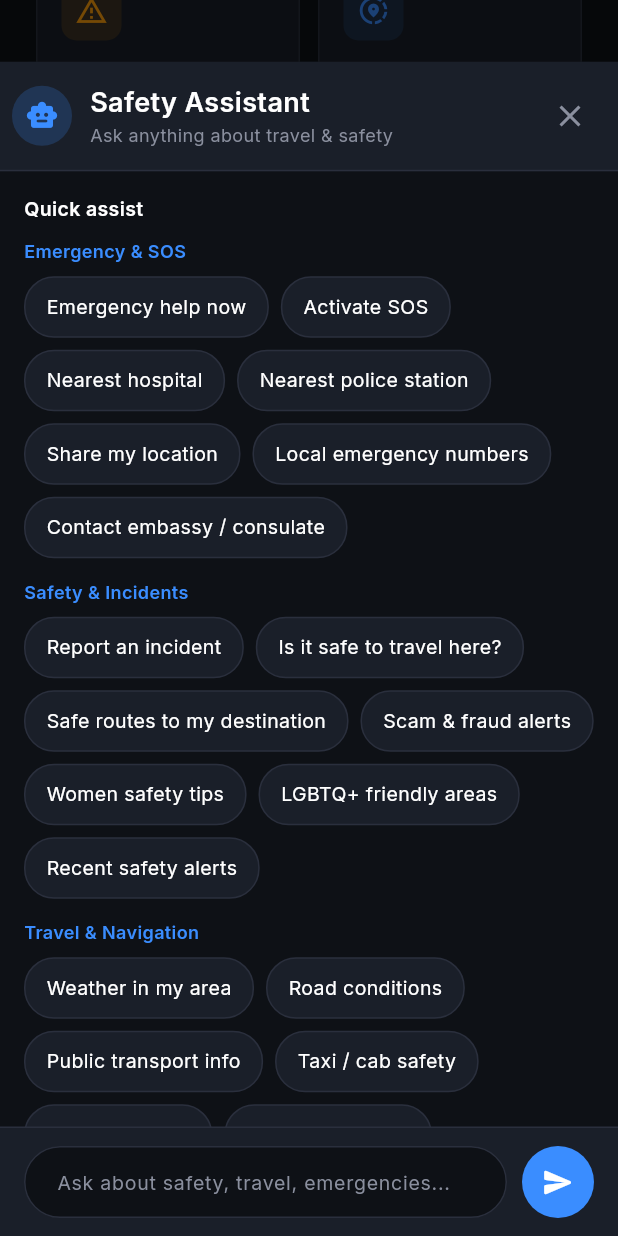
After one commit to lakshmerani777/Tourist_Safety_App_SIH_Pinnacle, a Flutter app: the HomeDashboardScreen screen opened by its route, scrolled down 333 dp, after a tap on the "chat bubble" icon, on a phone screen of 412 x 824 dp. The commit adds this screen. Run offline on Flutter 3.47's test engine with Material 3 defaults, Android fonts, the phone set to English and light mode, and no system bars; our stand-ins replace country_picker, flutter_riverpod, flutter_secure_storage, go_router, google_fonts, google_maps_flutter and 3 more; accounts and stored records are empty.

Commit message:
CHATBOT SUPPORT

```diff
--- a/lib/screens/home_dashboard_screen.dart
+++ b/lib/screens/home_dashboard_screen.dart
@@ -6,6 +6,7 @@ import '../core/theme/app_colors.dart';
 import '../core/theme/app_typography.dart';
 import '../core/widgets/safety_card.dart';
 import '../core/widgets/status_badge.dart';
+import '../widgets/chatbot_overlay.dart';
 
 class HomeDashboardScreen extends ConsumerStatefulWidget {
   const HomeDashboardScreen({super.key});
@@ -39,6 +40,26 @@ class _HomeDashboardScreenState extends ConsumerState<HomeDashboardScreen>
     super.dispose();
   }
 
+  void _openChatbot() {
+    showModalBottomSheet<void>(
+      context: context,
+      isScrollControlled: true,
+      backgroundColor: Colors.transparent,
+      builder: (ctx) => DraggableScrollableSheet(
+        initialChildSize: 0.95,
+        minChildSize: 0.5,
+        maxChildSize: 1,
+        builder: (_, scrollController) => Container(
+          decoration: const BoxDecoration(
+            color: AppColors.background,
+            borderRadius: BorderRadius.vertical(top: Radius.circular(20)),
+          ),
+          child: const ChatbotOverlay(),
+        ),
+      ),
+    );
+  }
+
   @override
   Widget build(BuildContext context) {
     return Scaffold(
@@ -47,6 +68,12 @@ class _HomeDashboardScreenState extends ConsumerState<HomeDashboardScreen>
         child: _buildBody(),
       ),
       bottomNavigationBar: _buildBottomNav(),
+      floatingActionButton: FloatingActionButton(
+        onPressed: _openChatbot,
+        backgroundColor: AppColors.accentBlue,
+        child: const Icon(Icons.chat_bubble_rounded, color: Colors.white),
+      ),
+      floatingActionButtonLocation: FloatingActionButtonLocation.endFloat,
     );
   }
 
--- /dev/null
+++ b/lib/widgets/chatbot_overlay.dart
@@ -0,0 +1,359 @@
+import 'package:flutter/material.dart';
+import 'package:flutter/services.dart';
+import '../core/theme/app_colors.dart';
+import '../core/theme/app_typography.dart';
+
+/// AI Safety Assistant overlay — opens as a full-screen modal.
+/// Backend integration can be added later.
+class ChatbotOverlay extends StatefulWidget {
+  const ChatbotOverlay({super.key});
+
+  @override
+  State<ChatbotOverlay> createState() => _ChatbotOverlayState();
+}
+
+class _ChatbotOverlayState extends State<ChatbotOverlay> {
+  final TextEditingController _inputController = TextEditingController();
+  final ScrollController _listScrollController = ScrollController();
+  final List<ChatBubble> _messages = [];
+  @override
+  void dispose() {
+    _inputController.dispose();
+    _listScrollController.dispose();
+    super.dispose();
+  }
+
+  void _onAssistOptionTap(String text) {
+    HapticFeedback.lightImpact();
+    setState(() {
+      _messages.add(ChatBubble(text: text, isUser: true));
+      // Placeholder: backend will replace this with bot response
+      _messages.add(ChatBubble(
+        text: 'I’ll help you with that. (Backend coming soon.)',
+        isUser: false,
+      ));
+    });
+    _inputController.text = text;
+    WidgetsBinding.instance.addPostFrameCallback((_) {
+      if (_listScrollController.hasClients) {
+        _listScrollController.animateTo(
+          _listScrollController.position.maxScrollExtent,
+          duration: const Duration(milliseconds: 300),
+          curve: Curves.easeOut,
+        );
+      }
+    });
+  }
+
+  void _onSend() {
+    final text = _inputController.text.trim();
+    if (text.isEmpty) return;
+    HapticFeedback.lightImpact();
+    setState(() {
+      _messages.add(ChatBubble(text: text, isUser: true));
+      _messages.add(ChatBubble(
+        text: 'Thanks for your message. AI responses will appear here once the backend is connected.',
+        isUser: false,
+      ));
+    });
+    _inputController.clear();
+    WidgetsBinding.instance.addPostFrameCallback((_) {
+      if (_listScrollController.hasClients) {
+        _listScrollController.animateTo(
+          _listScrollController.position.maxScrollExtent,
+          duration: const Duration(milliseconds: 300),
+          curve: Curves.easeOut,
+        );
+      }
+    });
+  }
+
+  @override
+  Widget build(BuildContext context) {
+    return Container(
+      color: AppColors.background,
+      child: SafeArea(
+        child: Column(
+          children: [
+            _buildHeader(context),
+            Expanded(
+              child: CustomScrollView(
+                controller: _listScrollController,
+                slivers: [
+                  SliverToBoxAdapter(child: _buildAssistOptions()),
+                  SliverPadding(
+                    padding: const EdgeInsets.fromLTRB(16, 8, 16, 16),
+                    sliver: SliverList(
+                      delegate: SliverChildBuilderDelegate(
+                        (context, index) {
+                          final msg = _messages[index];
+                          return _MessageBubble(
+                            text: msg.text,
+                            isUser: msg.isUser,
+                          );
+                        },
+                        childCount: _messages.length,
+                      ),
+                    ),
+                  ),
+                ],
+              ),
+            ),
+            _buildInputBar(),
+          ],
+        ),
+      ),
+    );
+  }
+
+  Widget _buildHeader(BuildContext context) {
+    return Container(
+      padding: const EdgeInsets.symmetric(horizontal: 8, vertical: 12),
+      decoration: BoxDecoration(
+        color: AppColors.card,
+        border: Border(bottom: BorderSide(color: AppColors.border)),
+      ),
+      child: Row(
+        children: [
+          Container(
+            width: 40,
+            height: 40,
+            decoration: BoxDecoration(
+              shape: BoxShape.circle,
+              color: AppColors.accentBlue.withValues(alpha: 0.2),
+            ),
+            child: const Icon(Icons.smart_toy_rounded, color: AppColors.accentBlue, size: 22),
+          ),
+          const SizedBox(width: 12),
+          Expanded(
+            child: Column(
+              crossAxisAlignment: CrossAxisAlignment.start,
+              children: [
+                Text('Safety Assistant', style: AppTypography.h2.copyWith(fontSize: 18)),
+                Text('Ask anything about travel & safety', style: AppTypography.caption.copyWith(fontSize: 12)),
+              ],
+            ),
+          ),
+          IconButton(
+            onPressed: () => Navigator.of(context).pop(),
+            icon: const Icon(Icons.close, color: AppColors.textSecondary),
+          ),
+        ],
+      ),
+    );
+  }
+
+  Widget _buildAssistOptions() {
+    const sections = _AssistSections.all;
+    return Padding(
+      padding: const EdgeInsets.fromLTRB(16, 16, 16, 8),
+      child: Column(
+        crossAxisAlignment: CrossAxisAlignment.start,
+        children: [
+          Text('Quick assist', style: AppTypography.caption.copyWith(fontWeight: FontWeight.w600, color: AppColors.textPrimary)),
+          const SizedBox(height: 10),
+          ...sections.map((section) => Padding(
+                padding: const EdgeInsets.only(bottom: 14),
+                child: Column(
+                  crossAxisAlignment: CrossAxisAlignment.start,
+                  children: [
+                    Text(
+                      section.title,
+                      style: AppTypography.caption.copyWith(
+                        color: AppColors.accentBlue,
+                        fontWeight: FontWeight.w600,
+                        fontSize: 12,
+                      ),
+                    ),
+                    const SizedBox(height: 8),
+                    Wrap(
+                      spacing: 8,
+                      runSpacing: 8,
+                      children: section.options
+                          .map((opt) => _AssistChip(
+                                label: opt,
+                                onTap: () => _onAssistOptionTap(opt),
+                              ))
+                          .toList(),
+                    ),
+                  ],
+                ),
+              )),
+        ],
+      ),
+    );
+  }
+
+  Widget _buildInputBar() {
+    return Container(
+      padding: EdgeInsets.fromLTRB(16, 12, 16, 12 + MediaQuery.paddingOf(context).bottom),
+      decoration: BoxDecoration(
+        color: AppColors.card,
+        border: Border(top: BorderSide(color: AppColors.border)),
+      ),
+      child: Row(
+        crossAxisAlignment: CrossAxisAlignment.end,
+        children: [
+          Expanded(
+            child: ConstrainedBox(
+              constraints: const BoxConstraints(minHeight: 44, maxHeight: 120),
+              child: TextField(
+                controller: _inputController,
+                style: AppTypography.body,
+                maxLines: null,
+                decoration: InputDecoration(
+                  hintText: 'Ask about safety, travel, emergencies...',
+                  hintStyle: AppTypography.caption,
+                  filled: true,
+                  fillColor: AppColors.background,
+                  border: OutlineInputBorder(borderRadius: BorderRadius.circular(24)),
+                  enabledBorder: OutlineInputBorder(
+                    borderRadius: BorderRadius.circular(24),
+                    borderSide: const BorderSide(color: AppColors.border),
+                  ),
+                  focusedBorder: OutlineInputBorder(
+                    borderRadius: BorderRadius.circular(24),
+                    borderSide: const BorderSide(color: AppColors.accentBlue),
+                  ),
+                  contentPadding: const EdgeInsets.symmetric(horizontal: 18, vertical: 12),
+                ),
+                onSubmitted: (_) => _onSend(),
+              ),
+            ),
+          ),
+          const SizedBox(width: 10),
+          Material(
+            color: AppColors.accentBlue,
+            borderRadius: BorderRadius.circular(24),
+            child: InkWell(
+              onTap: _onSend,
+              borderRadius: BorderRadius.circular(24),
+              child: const SizedBox(
+                width: 48,
+                height: 48,
+                child: Icon(Icons.send_rounded, color: Colors.white, size: 22),
+              ),
+            ),
+          ),
+        ],
+      ),
+    );
+  }
+}
+
+class _AssistChip extends StatelessWidget {
+  final String label;
+  final VoidCallback onTap;
+
+  const _AssistChip({required this.label, required this.onTap});
+
+  @override
+  Widget build(BuildContext context) {
+    return GestureDetector(
+      onTap: onTap,
+      child: Container(
+        padding: const EdgeInsets.symmetric(horizontal: 14, vertical: 10),
+        decoration: BoxDecoration(
+          color: AppColors.card,
+          borderRadius: BorderRadius.circular(20),
+          border: Border.all(color: AppColors.border),
+        ),
+        child: Text(
+          label,
+          style: AppTypography.caption.copyWith(
+            color: AppColors.textPrimary,
+            fontSize: 13,
+          ),
+        ),
+      ),
+    );
+  }
+}
+
+class _MessageBubble extends StatelessWidget {
+  final String text;
+  final bool isUser;
+
+  const _MessageBubble({required this.text, required this.isUser});
+
+  @override
+  Widget build(BuildContext context) {
+    return Align(
+      alignment: isUser ? Alignment.centerRight : Alignment.centerLeft,
+      child: Container(
+        margin: const EdgeInsets.only(bottom: 10),
+        padding: const EdgeInsets.symmetric(horizontal: 14, vertical: 10),
+        constraints: BoxConstraints(maxWidth: MediaQuery.sizeOf(context).width * 0.8),
+        decoration: BoxDecoration(
+          color: isUser ? AppColors.accentBlue.withValues(alpha: 0.25) : AppColors.card,
+          borderRadius: BorderRadius.only(
+            topLeft: const Radius.circular(16),
+            topRight: const Radius.circular(16),
+            bottomLeft: Radius.circular(isUser ? 16 : 4),
+            bottomRight: Radius.circular(isUser ? 4 : 16),
+          ),
+          border: isUser ? null : Border.all(color: AppColors.border),
+        ),
+        child: Text(
+          text,
+          style: AppTypography.body.copyWith(fontSize: 14),
+        ),
+      ),
+    );
+  }
+}
+
+class ChatBubble {
+  final String text;
+  final bool isUser;
+  ChatBubble({required this.text, required this.isUser});
+}
+
+class _AssistSections {
+  _AssistSections._();
+
+  static const List<({String title, List<String> options})> all = [
+    (title: 'Emergency & SOS', options: [
+      'Emergency help now',
+      'Activate SOS',
+      'Nearest hospital',
+      'Nearest police station',
+      'Share my location',
+      'Local emergency numbers',
+      'Contact embassy / consulate',
+    ]),
+    (title: 'Safety & Incidents', options: [
+      'Report an incident',
+      'Is it safe to travel here?',
+      'Safe routes to my destination',
+      'Scam & fraud alerts',
+      'Women safety tips',
+      'LGBTQ+ friendly areas',
+      'Recent safety alerts',
+    ]),
+    (title: 'Travel & Navigation', options: [
+      'Weather in my area',
+      'Road conditions',
+      'Public transport info',
+      'Taxi / cab safety',
+      'Lost and found',
+      'Travel advisories',
+      'Visa & immigration help',
+    ]),
+    (title: 'Health & Medical', options: [
+      'Medical assistance',
+      'Nearest pharmacy',
+      'Travel insurance help',
+      'Vaccination requirements',
+      'Accessibility information',
+    ]),
+    (title: 'Local Info', options: [
+      'Local customs & tips',
+      'Currency exchange',
+      'Safe dining areas',
+      'Pet travel info',
+      'Check-in with my contacts',
+      'Language / translation help',
+    ]),
+  ];
+}
```
Also changed, not shown: 1 other file.
